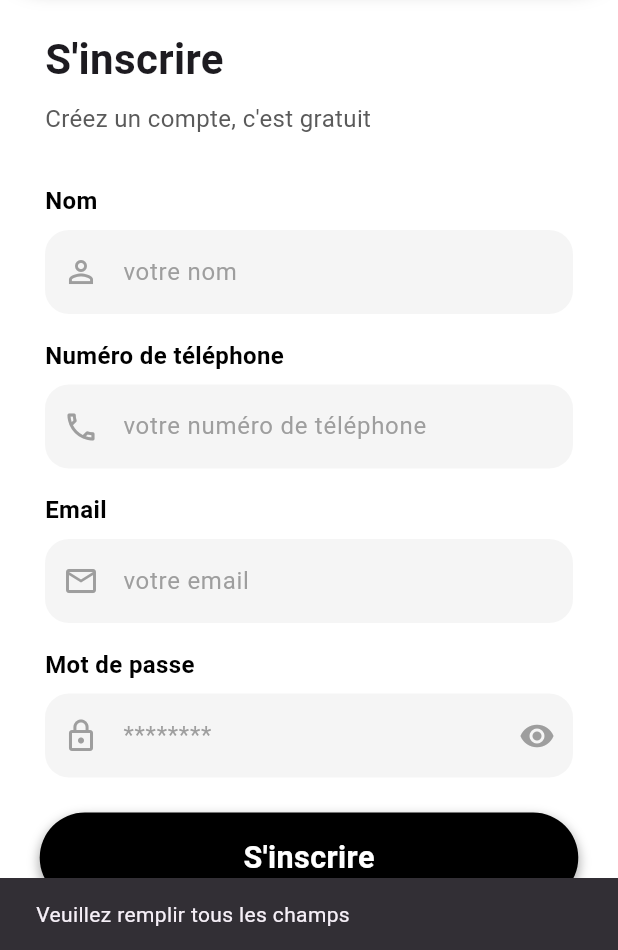
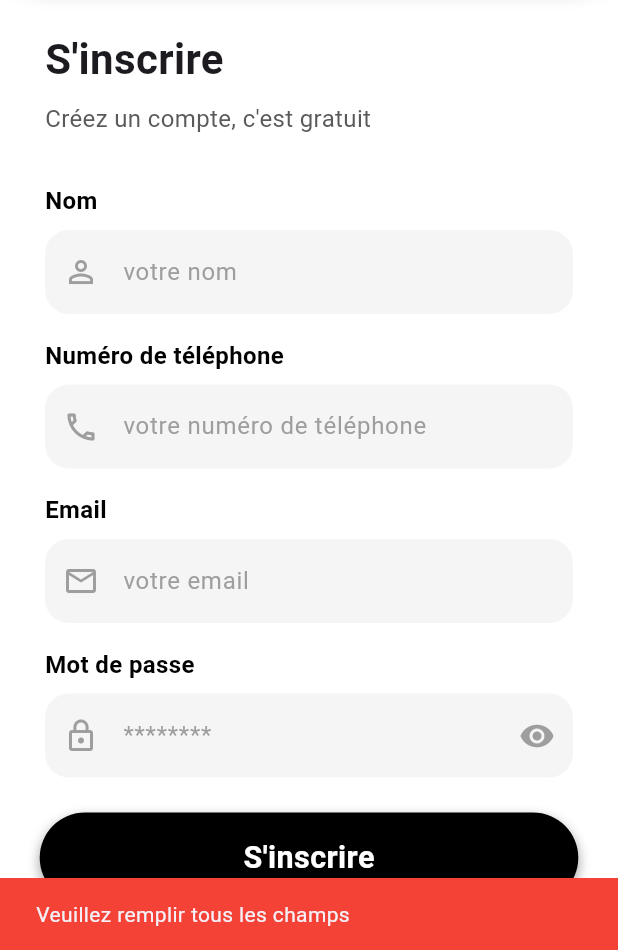
Before and after one commit to AbdelaliDuiche6/cmc_travel_app, a Flutter app: the SignupScreen screen opened directly, after a tap on "S'inscrire", on a phone screen of 412 x 824 dp, the part 286-1236 px from its top. Run offline on Flutter 3.47's test engine with Material 3 defaults, Android fonts, the light colour scheme and no system bars; drawn by our look-alikes of flutter_animate; our stand-ins replace animate_do, fl_chart, flutter_svg, image_picker, percent_indicator, supabase_flutter; accounts and stored records are empty.

Commit message:
add color of snackbar

```diff
--- a/lib/pages/signup_screen.dart
+++ b/lib/pages/signup_screen.dart
@@ -53,7 +53,7 @@ class _SignupScreenState extends State<SignupScreen> with SingleTickerProviderSt
 
     if (name.isEmpty || email.isEmpty || password.isEmpty || phoneNumber.isEmpty) {
       ScaffoldMessenger.of(context).showSnackBar(
-        const SnackBar(content: Text("Veuillez remplir tous les champs")),
+        const SnackBar(content: Text("Veuillez remplir tous les champs"),backgroundColor: Colors.red,),
       );
       return;
     }
```
